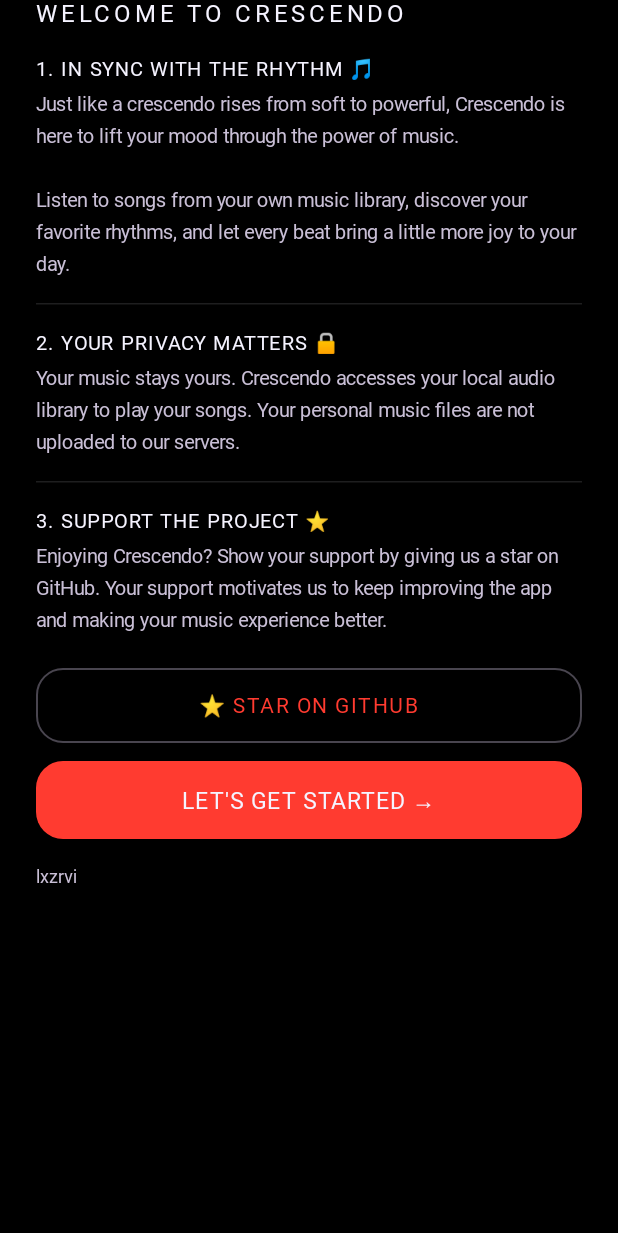
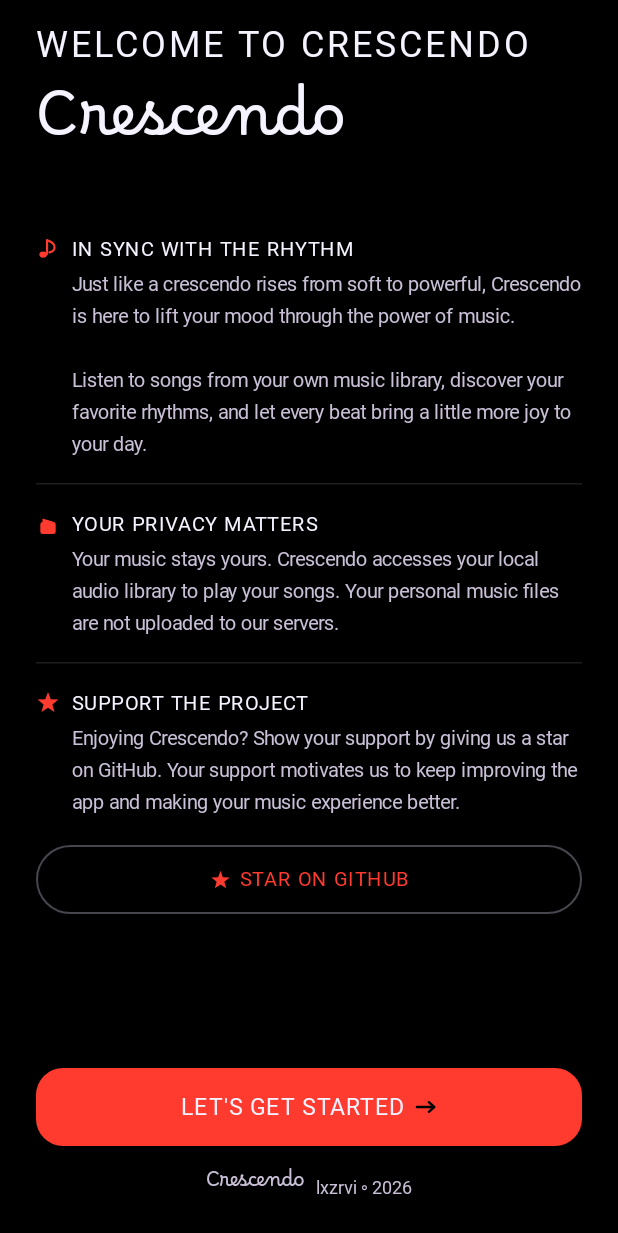
Before and after one commit to lxzrvi/Crescendo, an Android app built with Jetpack Compose: the composable WelcomeContent shown on its own in the app's theme, on a phone screen of 412 x 824 dp. Shown: the top 1233 px of the screen. Run offline under Robolectric (Android 15) with nearby library versions, the phone set to English and light mode, and no system bars; Roboto replaces fonts that are not available here; 6 statements that could not run were skipped.

Commit message:
Welcome page v2: vector icons, top layout, bg travel transition, loader finish, CrescendoLoader + vector icon components

```diff
--- /dev/null
+++ b/app/src/main/java/com/lxzrvi/crescendo/ui/components/Icons.kt
@@ -0,0 +1,142 @@
+package com.lxzrvi.crescendo.ui.components
+
+import androidx.compose.foundation.Canvas
+import androidx.compose.runtime.Composable
+import androidx.compose.ui.Modifier
+import androidx.compose.ui.geometry.CornerRadius
+import androidx.compose.ui.geometry.Offset
+import androidx.compose.ui.geometry.Size
+import androidx.compose.ui.graphics.Color
+import androidx.compose.ui.graphics.Path
+import androidx.compose.ui.graphics.StrokeCap
+import androidx.compose.ui.graphics.drawscope.Stroke
+import androidx.compose.ui.unit.dp
+import kotlin.math.cos
+import kotlin.math.sin
+
+/** Beamed music note — drawn vector, no emoji. */
+@Composable
+fun MusicNoteIcon(modifier: Modifier = Modifier, tint: Color = Color.White) {
+    Canvas(modifier) {
+        val w = size.width
+        val h = size.height
+        // note head
+        drawOval(
+            color = tint,
+            topLeft = Offset(w * 0.14f, h * 0.60f),
+            size = Size(w * 0.32f, h * 0.26f),
+        )
+        // stem
+        drawLine(
+            color = tint,
+            start = Offset(w * 0.46f, h * 0.70f),
+            end = Offset(w * 0.46f, h * 0.14f),
+            strokeWidth = w * 0.09f,
+            cap = StrokeCap.Round,
+        )
+        // flag
+        val flag = Path().apply {
+            moveTo(w * 0.46f, h * 0.14f)
+            cubicTo(
+                w * 0.88f, h * 0.26f,
+                w * 0.84f, h * 0.58f,
+                w * 0.56f, h * 0.64f,
+            )
+        }
+        drawPath(
+            path = flag,
+            color = tint,
+            style = Stroke(width = w * 0.09f, cap = StrokeCap.Round),
+        )
+    }
+}
+
+/** Padlock — privacy section ke liye. */
+@Composable
+fun LockIcon(modifier: Modifier = Modifier, tint: Color = Color.White) {
+    Canvas(modifier) {
+        val w = size.width
+        val h = size.height
+        // body
+        drawRoundRect(
+            color = tint,
+            topLeft = Offset(w * 0.18f, h * 0.42f),
+            size = Size(w * 0.64f, h * 0.50f),
+            cornerRadius = CornerRadius(w * 0.10f),
+        )
+        // shackle
+        val shackle = Path().apply {
+            moveTo(w * 0.32f, h * 0.44f)
+            lineTo(w * 0.32f, h * 0.34f)
+            arcTo(
+                rect = androidx.compose.ui.geometry.Rect(
+                    center = Offset(w * 0.5f, h * 0.34f),
+                    radius = androidx.compose.ui.geometry.Radius(w * 0.18f, h * 0.18f),
+                ),
+                startAngleDegrees = 180f,
+                sweepAngleDegrees = 180f,
+                forceMoveTo = false,
+            )
+            lineTo(w * 0.68f, h * 0.44f)
+        }
+        drawPath(
+            path = shackle,
+            color = tint,
+            style = Stroke(width = w * 0.10f, cap = StrokeCap.Round),
+        )
+    }
+}
+
+/** 5-point star — GitHub support ke liye. */
+@Composable
+fun StarIcon(modifier: Modifier = Modifier, tint: Color = Color.White) {
+    Canvas(modifier) {
+        val w = size.width
+        val h = size.height
+        val cx = w / 2f
+        val cy = h / 2f
+        val outer = size.minDimension * 0.46f
+        val inner = outer * 0.42f
+        val star = Path()
+        for (i in 0 until 10) {
+            val angle = -Math.PI / 2 + i * Math.PI / 5
+            val r = if (i % 2 == 0) outer else inner
+            val x = cx + r * cos(angle).toFloat()
+            val y = cy + r * sin(angle).toFloat()
+            if (i == 0) star.moveTo(x, y) else star.lineTo(x, y)
+        }
+        star.close()
+        drawPath(path = star, color = tint)
+    }
+}
+
+/** Right arrow — let's get started button ke liye. */
+@Composable
+fun ArrowRightIcon(modifier: Modifier = Modifier, tint: Color = Color.White) {
+    Canvas(modifier) {
+        val w = size.width
+        val h = size.height
+        val stroke = w * 0.10f
+        drawLine(
+            color = tint,
+            start = Offset(w * 0.12f, h * 0.5f),
+            end = Offset(w * 0.78f, h * 0.5f),
+            strokeWidth = stroke,
+            cap = StrokeCap.Round,
+        )
+        drawLine(
+            color = tint,
+            start = Offset(w * 0.62f, h * 0.30f),
+            end = Offset(w * 0.84f, h * 0.5f),
+            strokeWidth = stroke,
+            cap = StrokeCap.Round,
+        )
+        drawLine(
+            color = tint,
+            start = Offset(w * 0.62f, h * 0.70f),
+            end = Offset(w * 0.84f, h * 0.5f),
+            strokeWidth = stroke,
+            cap = StrokeCap.Round,
+        )
+    }
+}
--- a/app/src/main/java/com/lxzrvi/crescendo/ui/onboarding/WelcomeContent.kt
+++ b/app/src/main/java/com/lxzrvi/crescendo/ui/onboarding/WelcomeContent.kt
@@ -3,11 +3,16 @@ package com.lxzrvi.crescendo.ui.onboarding
 import android.content.ActivityNotFoundException
 import android.content.Intent
 import android.net.Uri
+import androidx.compose.foundation.layout.Arrangement
 import androidx.compose.foundation.layout.Column
+import androidx.compose.foundation.layout.Row
 import androidx.compose.foundation.layout.Spacer
+import androidx.compose.foundation.layout.fillMaxSize
 import androidx.compose.foundation.layout.fillMaxWidth
 import androidx.compose.foundation.layout.height
 import androidx.compose.foundation.layout.padding
+import androidx.compose.foundation.layout.size
+import androidx.compose.foundation.layout.width
 import androidx.compose.foundation.rememberScrollState
 import androidx.compose.foundation.shape.RoundedCornerShape
 import androidx.compose.foundation.verticalScroll
@@ -23,58 +28,79 @@ import androidx.compose.ui.platform.LocalContext
 import androidx.compose.ui.text.font.FontWeight
 import androidx.compose.ui.unit.dp
 import androidx.compose.ui.unit.sp
+import com.lxzrvi.crescendo.ui.components.ArrowRightIcon
+import com.lxzrvi.crescendo.ui.components.LockIcon
+import com.lxzrvi.crescendo.ui.components.MusicNoteIcon
+import com.lxzrvi.crescendo.ui.components.StarIcon
 import com.lxzrvi.crescendo.ui.theme.Accent
 import com.lxzrvi.crescendo.ui.theme.AmoledBlack
+import com.lxzrvi.crescendo.ui.theme.BorelFamily
 import com.lxzrvi.crescendo.ui.theme.TextPrimary
 import com.lxzrvi.crescendo.ui.theme.TextSecondary
 
 private const val REPO_URL = "https://github.com/lxzrvi/Crescendo"
 
 /**
- * Post-permission welcome/info page: scrollable brand story,
- * privacy note, GitHub support nudge and the big get-started button.
+ * Post-permission welcome/info page: brand story with vector icons,
+ * privacy note, GitHub support pill and a pinned get-started button.
  */
 @Composable
 fun WelcomeContent(onGetStarted: () -> Unit) {
     val context = LocalContext.current
 
+    Column(modifier = Modifier.fillMaxSize()) {
+
+        // Scrollable brand content (upar)
         Column(
             modifier = Modifier
+                .weight(1f)
                 .fillMaxWidth()
                 .verticalScroll(rememberScrollState())
-            .padding(start = 24.dp, end = 24.dp, bottom = 24.dp),
+                .padding(start = 24.dp, end = 24.dp),
             horizontalAlignment = Alignment.Start,
         ) {
+            Spacer(modifier = Modifier.height(16.dp))
+
             Text(
                 text = "WELCOME TO CRESCENDO",
-            fontSize = 16.sp,
+                fontSize = 24.sp,
                 fontWeight = FontWeight.SemiBold,
-            letterSpacing = 2.5.sp,
+                letterSpacing = 2.sp,
+                color = TextPrimary,
+            )
+            Spacer(modifier = Modifier.height(6.dp))
+            Text(
+                text = "Crescendo",
+                fontFamily = BorelFamily,
+                fontSize = 40.sp,
                 color = TextPrimary,
             )
 
-        Spacer(modifier = Modifier.height(20.dp))
+            Spacer(modifier = Modifier.height(28.dp))
 
             Section(
-            heading = "1. IN SYNC WITH THE RHYTHM \uD83C\uDFB5",
+                icon = { MusicNoteIcon(modifier = Modifier.size(16.dp), tint = Accent) },
+                heading = "IN SYNC WITH THE RHYTHM",
                 body = "Just like a crescendo rises from soft to powerful, Crescendo is here to lift your mood through the power of music.\n\nListen to songs from your own music library, discover your favorite rhythms, and let every beat bring a little more joy to your day.",
             )
 
             Divider()
 
             Section(
-            heading = "2. YOUR PRIVACY MATTERS \uD83D\uDD12",
+                icon = { LockIcon(modifier = Modifier.size(16.dp), tint = Accent) },
+                heading = "YOUR PRIVACY MATTERS",
                 body = "Your music stays yours. Crescendo accesses your local audio library to play your songs. Your personal music files are not uploaded to our servers.",
             )
 
             Divider()
 
             Section(
-            heading = "3. SUPPORT THE PROJECT \u2B50",
+                icon = { StarIcon(modifier = Modifier.size(16.dp), tint = Accent) },
+                heading = "SUPPORT THE PROJECT",
                 body = "Enjoying Crescendo? Show your support by giving us a star on GitHub. Your support motivates us to keep improving the app and making your music experience better.",
             )
 
-        Spacer(modifier = Modifier.height(24.dp))
+            Spacer(modifier = Modifier.height(20.dp))
 
             OutlinedButton(
                 onClick = {
@@ -85,20 +111,34 @@ fun WelcomeContent(onGetStarted: () -> Unit) {
                 },
                 modifier = Modifier
                     .fillMaxWidth()
-                .height(50.dp),
-            shape = RoundedCornerShape(18.dp),
+                    .height(46.dp),
+                shape = RoundedCornerShape(50), // pill
             ) {
+                Row(
+                    horizontalArrangement = Arrangement.spacedBy(6.dp),
+                    verticalAlignment = Alignment.CenterVertically,
+                ) {
+                    StarIcon(modifier = Modifier.size(14.dp), tint = Accent)
                     Text(
-                text = "\u2B50 STAR ON GITHUB",
+                        text = "STAR ON GITHUB",
                         fontWeight = FontWeight.Medium,
-                fontSize = 14.sp,
+                        fontSize = 13.sp,
                         letterSpacing = 1.sp,
                         color = Accent,
                     )
                 }
+            }
 
-        Spacer(modifier = Modifier.height(12.dp))
+            Spacer(modifier = Modifier.height(16.dp))
+        }
 
+        // Pinned bottom: get started + footer (screen ke sabse niche)
+        Column(
+            modifier = Modifier
+                .fillMaxWidth()
+                .padding(start = 24.dp, end = 24.dp, bottom = 20.dp),
+            horizontalAlignment = Alignment.Start,
+        ) {
             Button(
                 onClick = onGetStarted,
                 modifier = Modifier
@@ -110,26 +150,52 @@ fun WelcomeContent(onGetStarted: () -> Unit) {
                     contentColor = AmoledBlack,
                 ),
             ) {
+                Row(
+                    horizontalArrangement = Arrangement.spacedBy(6.dp),
+                    verticalAlignment = Alignment.CenterVertically,
+                ) {
                     Text(
-                text = "LET'S GET STARTED \u2192",
+                        text = "LET'S GET STARTED",
                         fontWeight = FontWeight.SemiBold,
                         fontSize = 15.sp,
                         letterSpacing = 1.sp,
                     )
+                    ArrowRightIcon(modifier = Modifier.size(16.dp), tint = AmoledBlack)
+                }
             }
 
-        Spacer(modifier = Modifier.height(18.dp))
+            Spacer(modifier = Modifier.height(14.dp))
 
+            Row(
+                modifier = Modifier.align(Alignment.CenterHorizontally),
+                horizontalArrangement = Arrangement.spacedBy(8.dp),
+                verticalAlignment = Alignment.CenterVertically,
+            ) {
                 Text(
-            text = "lxzrvi",
+                    text = "Crescendo",
+                    fontFamily = BorelFamily,
+                    fontSize = 13.sp,
+                    color = TextSecondary,
+                )
+                Text(
+                    text = "lxzrvi \u2218 2026",
                     fontSize = 12.sp,
                     color = TextSecondary,
                 )
             }
         }
+    }
+}
 
 @Composable
-private fun Section(heading: String, body: String) {
+private fun Section(
+    icon: @Composable () -> Unit,
+    heading: String,
+    body: String,
+) {
+    Row(verticalAlignment = Alignment.CenterVertically) {
+        icon()
+        Spacer(modifier = Modifier.width(8.dp))
         Text(
             text = heading,
             fontSize = 13.sp,
@@ -137,12 +203,14 @@ private fun Section(heading: String, body: String) {
             letterSpacing = 1.sp,
             color = TextPrimary,
         )
+    }
     Spacer(modifier = Modifier.height(8.dp))
     Text(
         text = body,
         fontSize = 13.sp,
         lineHeight = 21.sp,
         color = TextSecondary,
+        modifier = Modifier.padding(start = 24.dp),
     )
 }
 
```
Also changed, not shown: app/src/main/java/com/lxzrvi/crescendo/ui/components/CrescendoLoader.kt (added, +117 -0 lines), app/src/main/java/com/lxzrvi/crescendo/ui/home/HomeScreen.kt (+4 -24 lines), app/src/main/java/com/lxzrvi/crescendo/ui/onboarding/OnboardingScreen.kt (+108 -47 lines). Lines whose indentation alone changed are shown as unchanged.
